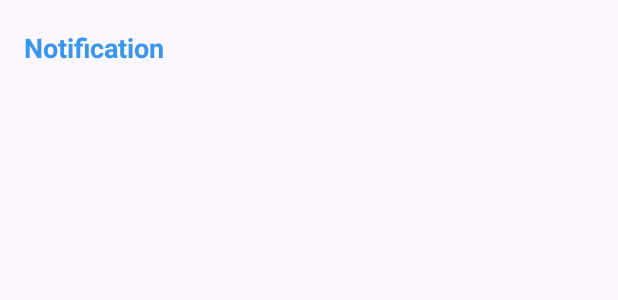
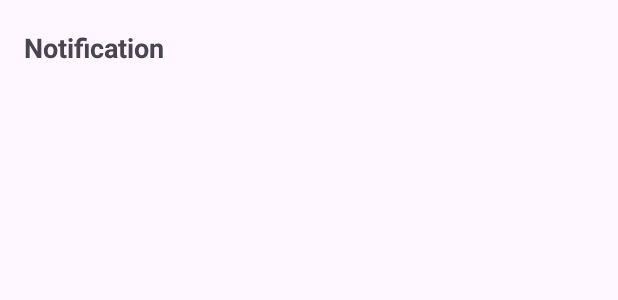
Before and after one commit to pdml422/Instagram, an Android app: the layout fragment_notification.xml on its own in the app's theme, with its tools: preview values and no code run, on a phone screen of 412 x 824 dp. Shown: the top 300 px of the screen. Run offline under Robolectric (Android 15) with nearby library versions, the phone set to English and light mode, and no system bars.

Commit message:
Fixing noti

```diff
--- a/app/src/main/res/layout/fragment_notification.xml
+++ b/app/src/main/res/layout/fragment_notification.xml
@@ -61,7 +61,7 @@
 
                     android:textStyle="bold"
 
-                    android:textColor="@color/colorPrimary"/>
+                    />
 
 
 
--- a/app/src/main/res/layout/notification_item.xml
+++ b/app/src/main/res/layout/notification_item.xml
@@ -14,7 +14,7 @@
         android:layout_width="match_parent"
         android:layout_height="wrap_content"
         android:layout_marginStart="5dp"
-        android:orientation="vertical"
+        android:orientation="horizontal"
         android:layout_toEndOf="@id/image_profile"
         android:layout_toStartOf="@id/post_image">
 
@@ -23,11 +23,12 @@
             android:layout_height="wrap_content"
             android:id="@+id/username"
             android:textStyle="bold"
-            android:textColor="@color/colorPrimary"/>
+            android:textColor="@color/colorBlack"/>
 
         <TextView
             android:layout_width="wrap_content"
             android:layout_height="wrap_content"
+            android:layout_marginLeft="3dp"
             android:id="@+id/comment"/>
 
     </LinearLayout>
@@ -37,5 +38,4 @@
         android:layout_height="40dp"
         android:layout_alignParentEnd="true"
         android:id="@+id/post_image"/>
-
 </RelativeLayout>
```
